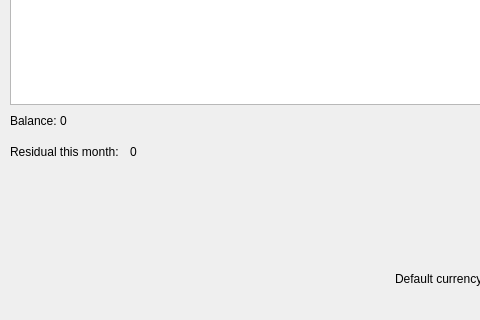
The window that ui/mainwindow.ui (maxjamcitar/purseqt) describes before a commit, drawn with Qt 5; both pictures show x 0 to 480 and y 195 to 515 of the 666 by 515 pixel window.
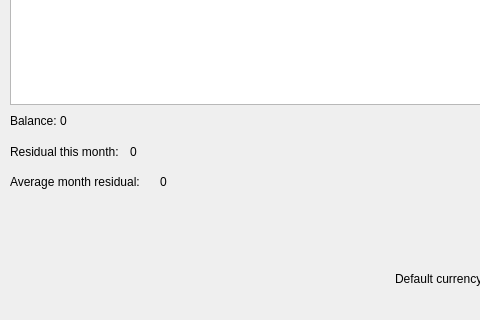
The same window after the commit.

Commit message: added 'average month residual' field

The edit to the form file:
```diff
--- a/ui/mainwindow.ui
+++ b/ui/mainwindow.ui
@@ -152,6 +152,32 @@
      <string>0</string>
     </property>
    </widget>
+   <widget class="QLabel" name="labelResidualAvgMonthValue">
+    <property name="geometry">
+     <rect>
+      <x>160</x>
+      <y>350</y>
+      <width>141</width>
+      <height>16</height>
+     </rect>
+    </property>
+    <property name="text">
+     <string>0</string>
+    </property>
+   </widget>
+   <widget class="QLabel" name="labelResidualAvgMonth">
+    <property name="geometry">
+     <rect>
+      <x>10</x>
+      <y>350</y>
+      <width>141</width>
+      <height>16</height>
+     </rect>
+    </property>
+    <property name="text">
+     <string>Average month residual:</string>
+    </property>
+   </widget>
   </widget>
   <widget class="QMenuBar" name="menubar">
    <property name="geometry">
```
The commit also changes 4 other files.
